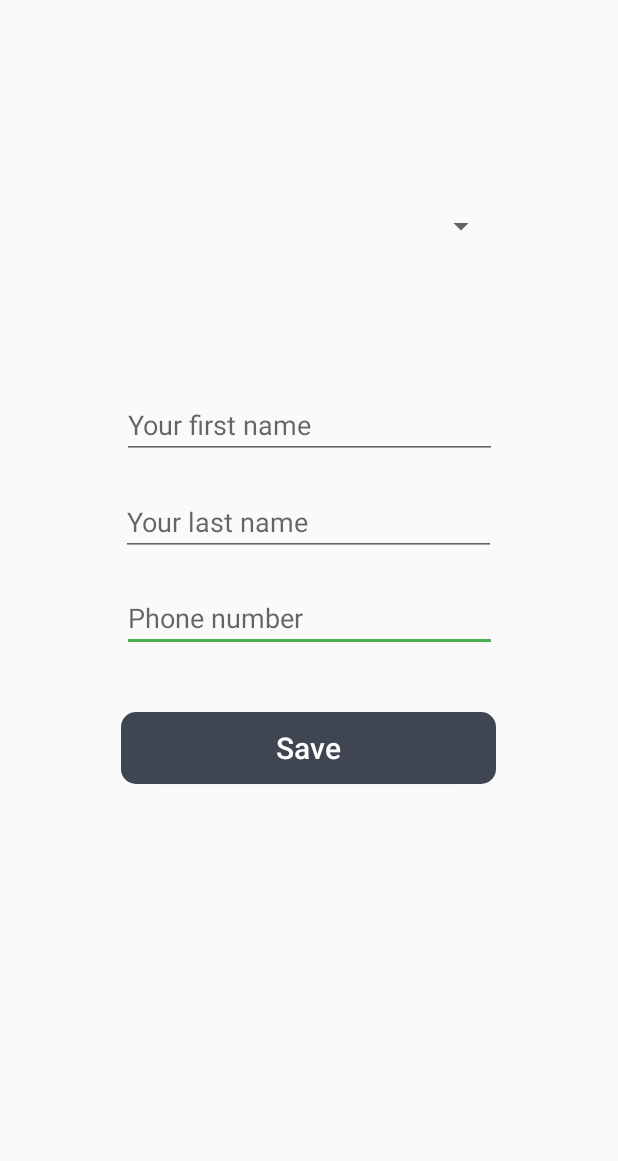
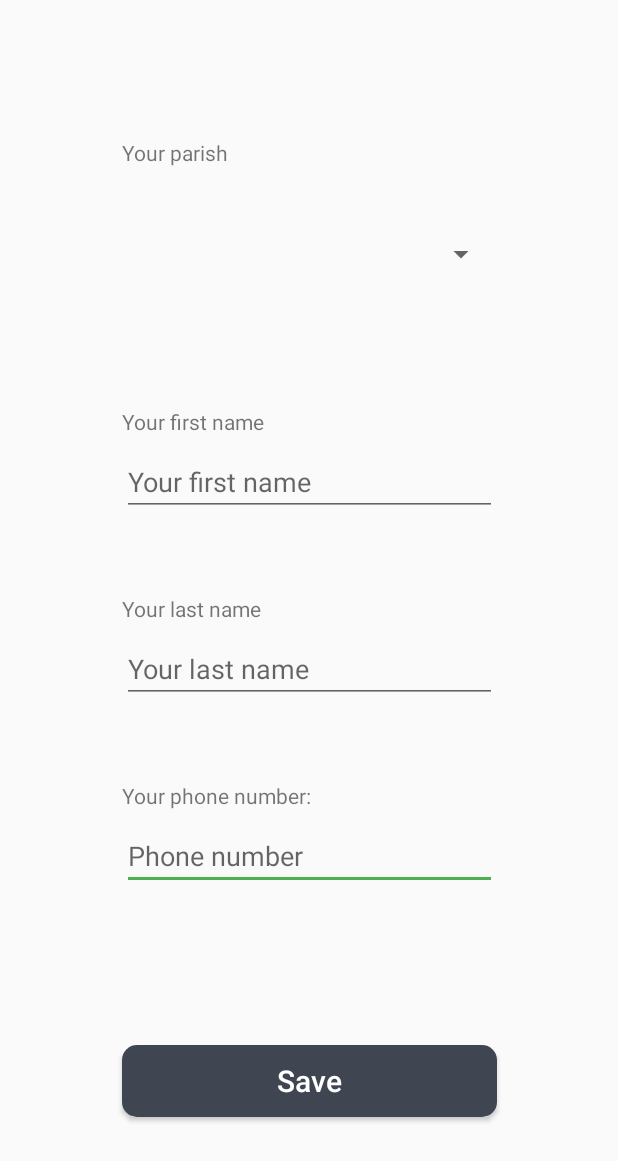
Before and after one commit to pawelsadownik/PamoProject, an Android app: the fragment UserFormFragment shown on its own in the app's theme, on a phone screen of 412 x 824 dp. Shown: the top 1161 px of the screen. Run offline under Robolectric (Android 15) with nearby library versions, the phone set to English and light mode, and no system bars; our stand-ins replace Firebase (no records; nobody signed in at launch, a user with empty details on screens opened directly); 2 statements that could not run were skipped.

Commit message:
User form labels and hints

```diff
--- a/app/src/main/java/com/pamo/iparish/settings/UserFormFragment.java
+++ b/app/src/main/java/com/pamo/iparish/settings/UserFormFragment.java
@@ -65,11 +65,11 @@ public class UserFormFragment extends Fragment {
                            Bundle savedInstanceState) {
     View view = inflater.inflate(R.layout.fragment_user_form, container, false);
 
-    EditText phoneNumber = view.findViewById(R.id.phoneNumber);
-    EditText name = view.findViewById(R.id.name);
-    EditText surname = view.findViewById(R.id.surname);
-    Button saveButton = view.findViewById(R.id.saveButton);
-    Spinner spinner = view.findViewById(R.id.spinner);
+    EditText phoneNumber = view.findViewById(R.id.edittext_phone);
+    EditText name = view.findViewById(R.id.edittext_name);
+    EditText surname = view.findViewById(R.id.edittext_surname);
+    Button saveButton = view.findViewById(R.id.button_save);
+    Spinner spinner = view.findViewById(R.id.spinner_parish);
     DocumentReference usersDocument = fStore.collection("users").document(userID);
 
     fStore.collection("churches")
--- a/app/src/main/res/layout/fragment_user_form.xml
+++ b/app/src/main/res/layout/fragment_user_form.xml
@@ -6,48 +6,81 @@
     android:layout_height="match_parent"
     tools:context=".settings.UserFormFragment">
 
+    <TextView
+        android:id="@+id/textview_parish"
+        android:layout_width="wrap_content"
+        android:layout_height="wrap_content"
+        android:layout_marginBottom="8dp"
+        android:text="@string/your_parish"
+        app:layout_constraintBottom_toTopOf="@+id/spinner_parish"
+        app:layout_constraintStart_toStartOf="@+id/spinner_parish" />
+
+    <TextView
+        android:id="@+id/textview_phone"
+        android:layout_width="wrap_content"
+        android:layout_height="wrap_content"
+        android:layout_marginBottom="8dp"
+        android:text="@string/your_phone"
+        app:layout_constraintBottom_toTopOf="@+id/edittext_phone"
+        app:layout_constraintStart_toStartOf="@+id/edittext_phone" />
+
+    <TextView
+        android:id="@+id/textview_surname"
+        android:layout_width="wrap_content"
+        android:layout_height="wrap_content"
+        android:layout_marginBottom="8dp"
+        android:text="@string/your_last_name"
+        app:layout_constraintBottom_toTopOf="@+id/edittext_surname"
+        app:layout_constraintStart_toStartOf="@+id/edittext_surname" />
+
     <EditText
-      android:id="@+id/phoneNumber"
+        android:id="@+id/edittext_phone"
         android:layout_width="250dp"
         android:layout_height="wrap_content"
         android:ems="10"
         android:hint="@string/phone_number"
         android:inputType="phone"
-      app:layout_constraintBottom_toBottomOf="parent"
+        android:singleLine="true"
+        app:layout_constraintBottom_toTopOf="@+id/button_save"
         app:layout_constraintEnd_toEndOf="parent"
+        app:layout_constraintHorizontal_bias="0.5"
         app:layout_constraintStart_toStartOf="parent"
-      app:layout_constraintTop_toTopOf="parent" />
+        app:layout_constraintTop_toBottomOf="@+id/edittext_surname" />
 
     <EditText
-      android:id="@+id/name"
+        android:id="@+id/edittext_surname"
         android:layout_width="250dp"
         android:layout_height="wrap_content"
+        android:layout_marginBottom="24dp"
+        android:hint="@string/surname_hint"
+        android:inputType="textPersonName"
+        android:singleLine="true"
+        app:layout_constraintBottom_toTopOf="@+id/edittext_phone"
+        app:layout_constraintEnd_toEndOf="parent"
+        app:layout_constraintHorizontal_bias="0.5"
+        app:layout_constraintStart_toStartOf="parent"
+        app:layout_constraintTop_toBottomOf="@+id/edittext_name" />
+
+    <EditText
+        android:id="@+id/edittext_name"
+        android:layout_width="250dp"
+        android:layout_height="wrap_content"
+        android:layout_marginBottom="24dp"
         android:hint="@string/name_hint"
         android:inputType="textPersonName"
-      app:layout_constraintBottom_toBottomOf="parent"
+        android:singleLine="true"
+        app:layout_constraintBottom_toTopOf="@+id/edittext_surname"
         app:layout_constraintEnd_toEndOf="parent"
-      app:layout_constraintHorizontal_bias="0.503"
+        app:layout_constraintHorizontal_bias="0.5"
         app:layout_constraintStart_toStartOf="parent"
-      app:layout_constraintTop_toTopOf="parent"
-      app:layout_constraintVertical_bias="0.335" />
+        app:layout_constraintTop_toBottomOf="@+id/spinner_parish" />
 
-  <EditText
-      android:id="@+id/surname"
+    <Button
+        android:id="@+id/button_save"
         android:layout_width="250dp"
         android:layout_height="wrap_content"
-      android:hint="@string/surname_hint"
-      android:inputType="textPersonName"
-      app:layout_constraintBottom_toBottomOf="parent"
-      app:layout_constraintEnd_toEndOf="parent"
-      app:layout_constraintHorizontal_bias="0.498"
-      app:layout_constraintStart_toStartOf="parent"
-      app:layout_constraintTop_toTopOf="parent"
-      app:layout_constraintVertical_bias="0.418" />
-
-  <Button
-      android:id="@+id/saveButton"
-      android:layout_width="250dp"
-      android:layout_height="wrap_content"
+        android:layout_marginTop="48dp"
+        android:layout_marginBottom="24dp"
         android:background="@drawable/custom_button"
         android:text="@string/save"
         android:textAllCaps="false"
@@ -55,21 +88,30 @@
         android:textSize="20sp"
         app:layout_constraintBottom_toBottomOf="parent"
         app:layout_constraintEnd_toEndOf="parent"
-      app:layout_constraintHorizontal_bias="0.498"
+        app:layout_constraintHorizontal_bias="0.5"
         app:layout_constraintStart_toStartOf="parent"
-      app:layout_constraintTop_toTopOf="parent"
-      app:layout_constraintVertical_bias="0.612" />
+        app:layout_constraintTop_toBottomOf="@+id/edittext_phone" />
 
     <Spinner
-      android:id="@+id/spinner"
+        android:id="@+id/spinner_parish"
         android:layout_width="250dp"
         android:layout_height="100dp"
+        android:layout_marginTop="64dp"
+        android:layout_marginBottom="24dp"
         android:textSize="20sp"
-      app:layout_constraintBottom_toBottomOf="parent"
+        app:layout_constraintBottom_toTopOf="@+id/edittext_name"
         app:layout_constraintEnd_toEndOf="parent"
-      app:layout_constraintHorizontal_bias="0.503"
+        app:layout_constraintHorizontal_bias="0.5"
         app:layout_constraintStart_toStartOf="parent"
-      app:layout_constraintTop_toTopOf="parent"
-      app:layout_constraintVertical_bias="0.139" />
+        app:layout_constraintTop_toTopOf="parent" />
+
+    <TextView
+        android:id="@+id/textview_name"
+        android:layout_width="wrap_content"
+        android:layout_height="wrap_content"
+        android:layout_marginBottom="8dp"
+        android:text="@string/your_first_name"
+        app:layout_constraintBottom_toTopOf="@+id/edittext_name"
+        app:layout_constraintStart_toStartOf="@+id/edittext_name" />
 
 </androidx.constraintlayout.widget.ConstraintLayout>
--- a/app/src/main/res/values/strings.xml
+++ b/app/src/main/res/values/strings.xml
@@ -43,4 +43,8 @@
     <string name="name_hint">Your first name</string>
     <string name="surname_hint">Your last name</string>
     <string name="save">Save</string>
+    <string name="your_parish">Your parish</string>
+    <string name="your_phone">Your phone number:</string>
+    <string name="your_last_name">Your last name</string>
+    <string name="your_first_name">Your first name</string>
 </resources>
```
Lines whose indentation alone changed are shown as unchanged.
